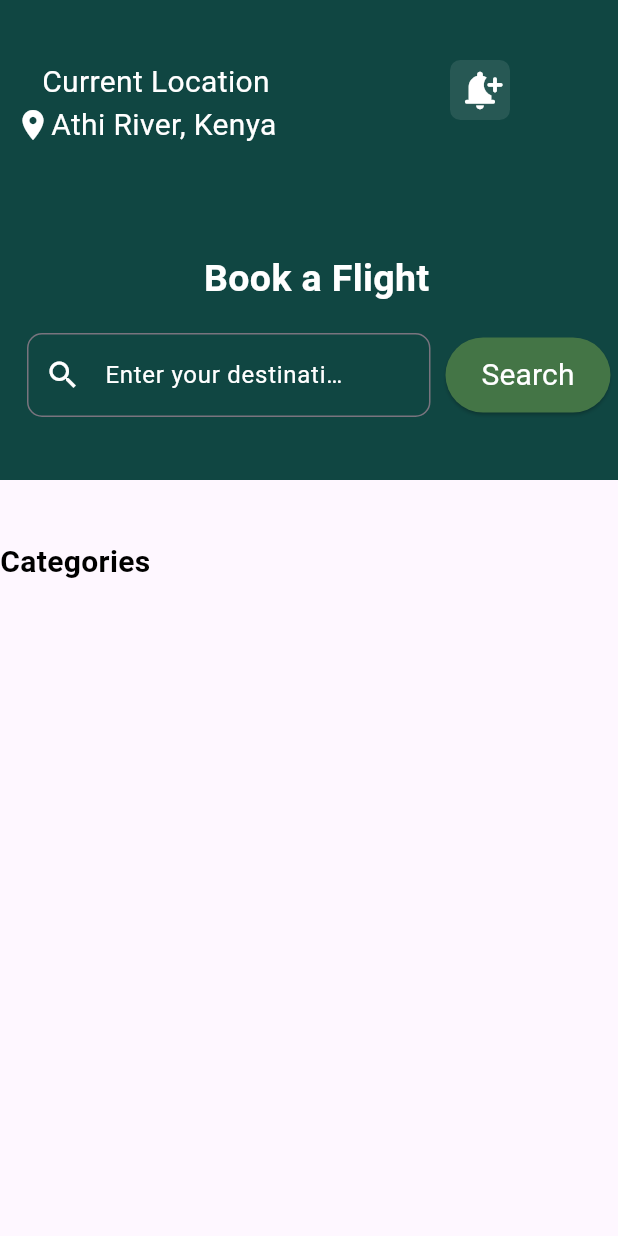
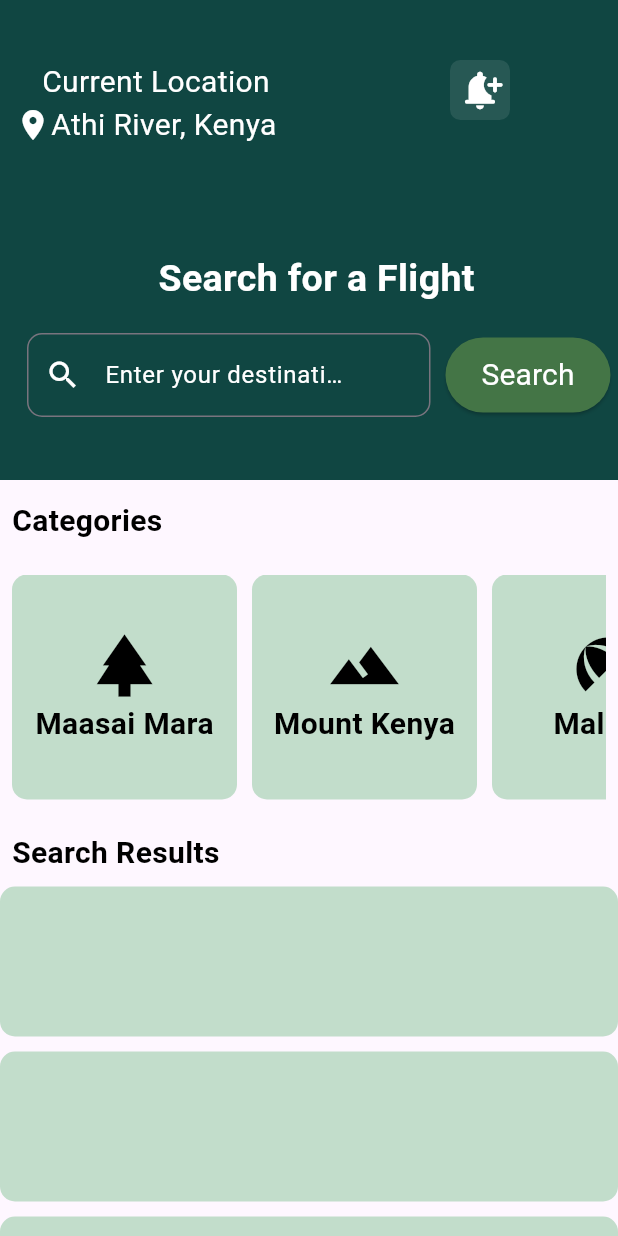
Before and after one commit to GetontoMoses/Airline-Booking, a Flutter app: the screen it shows after launch, on a phone screen of 412 x 824 dp. Run offline on Flutter 3.47's test engine with Material 3 defaults, Android fonts, the phone set to English and light mode, and no system bars.

Commit message:
feat: modifying dashboard

```diff
--- a/lib/views/Headplain.dart
+++ b/lib/views/Headplain.dart
@@ -63,7 +63,7 @@ Widget head() {
                       ),
                       Center(
                         child: CustomText(
-                          label: "Book a Flight",
+                          label: "Search for a Flight",
                           fontWeight: FontWeight.bold,
                           fontsize: 25.0,
                           labelcolor: Colors.white,
--- a/lib/views/dashboard.dart
+++ b/lib/views/dashboard.dart
@@ -12,21 +12,160 @@ class Dashboard extends StatelessWidget {
   Widget build(BuildContext context) {
     final TextEditingController textController = TextEditingController();
     return Scaffold(
-        body: Column(
+        body: SingleChildScrollView(
+      scrollDirection: Axis.vertical,
+      child: Column(
         children: [
           SizedBox(
-          height: 350,
+            height: 320,
             child: head(),
+          ),
+          SizedBox(
+            height: 5,
+          ),
+          Row(
+            children: [
+              Padding(
+                padding: const EdgeInsets.all(8.0),
+                child: CustomText(
+                  label: "Categories",
+                  fontWeight: FontWeight.bold,
+                ),
+              ),
+            ],
+          ),
+          SizedBox(
+            height: 5,
+          ),
+          Padding(
+            padding: const EdgeInsets.all(8.0),
+            child: SingleChildScrollView(
+              scrollDirection: Axis.horizontal,
+              child: Row(
+                children: [
+                  Container(
+                    width: 150,
+                    height: 150,
+                    decoration: BoxDecoration(
+                      color: Color.fromARGB(255, 194, 221, 203),
+                      borderRadius: BorderRadius.circular(10),
+                    ),
+                    child: Column(
+                      mainAxisAlignment: MainAxisAlignment.center,
+                      children: [
+                        Icon(
+                          Icons.park,
+                          size: 50,
+                          color: appBlackColor,
+                        ),
+                        CustomText(
+                          label: "Maasai Mara",
+                          fontWeight: FontWeight.bold,
+                        ),
+                      ],
+                    ),
+                  ),
+                  SizedBox(
+                    width: 10,
+                  ),
+                  Container(
+                    width: 150,
+                    height: 150,
+                    decoration: BoxDecoration(
+                      color: Color.fromARGB(255, 194, 221, 203),
+                      borderRadius: BorderRadius.circular(10),
+                    ),
+                    child: Column(
+                      mainAxisAlignment: MainAxisAlignment.center,
+                      children: [
+                        Icon(
+                          Icons.landscape,
+                          size: 50,
+                          color: appBlackColor,
+                        ),
+                        CustomText(
+                          label: "Mount Kenya",
+                          fontWeight: FontWeight.bold,
+                        ),
+                      ],
+                    ),
+                  ),
+                  SizedBox(
+                    width: 10,
+                  ),
+                  Container(
+                    width: 150,
+                    height: 150,
+                    decoration: BoxDecoration(
+                      color: Color.fromARGB(255, 194, 221, 203),
+                      borderRadius: BorderRadius.circular(10),
+                    ),
+                    child: Column(
+                      mainAxisAlignment: MainAxisAlignment.center,
+                      children: [
+                        Icon(
+                          Icons.beach_access,
+                          size: 50,
+                          color: appBlackColor,
+                        ),
+                        CustomText(
+                          label: "Malindi",
+                          fontWeight: FontWeight.bold,
+                        ),
+                      ],
+                    ),
+                  ),
+                ],
+              ),
+            ),
+          ),
+          SizedBox(
+            height: 5,
+          ),
+          Row(
+            children: [
+              Padding(
+                padding: const EdgeInsets.all(8.0),
+                child: CustomText(
+                  label: "Search Results",
+                  fontWeight: FontWeight.bold,
+                ),
+              ),
+            ],
+          ),
+          Container(
+            padding: const EdgeInsets.all(8.0),
+            width: double.infinity,
+            height: 100,
+            decoration: BoxDecoration(
+              color: Color.fromARGB(255, 194, 221, 203),
+              borderRadius: BorderRadius.circular(10),
+            ),
           ),
           SizedBox(
             height: 10,
           ),
-        Row(
-          children: [
-            CustomText(label: "Categories", fontWeight: FontWeight.bold),
+          Container(
+            width: double.infinity,
+            height: 100,
+            decoration: BoxDecoration(
+              color: Color.fromARGB(255, 194, 221, 203),
+              borderRadius: BorderRadius.circular(10),
+            ),
+          ),
+          SizedBox(
+            height: 10,
+          ),
+          Container(
+            width: double.infinity,
+            height: 100,
+            decoration: BoxDecoration(
+              color: Color.fromARGB(255, 194, 221, 203),
+              borderRadius: BorderRadius.circular(10),
+            ),
+          )
         ],
       ),
-      ],
     ));
   }
 }
```
Lines whose indentation alone changed are shown as unchanged.
